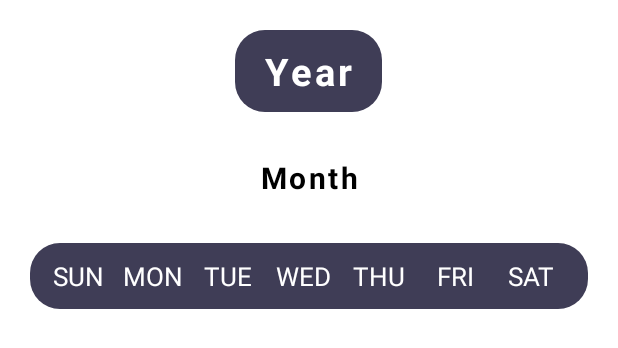
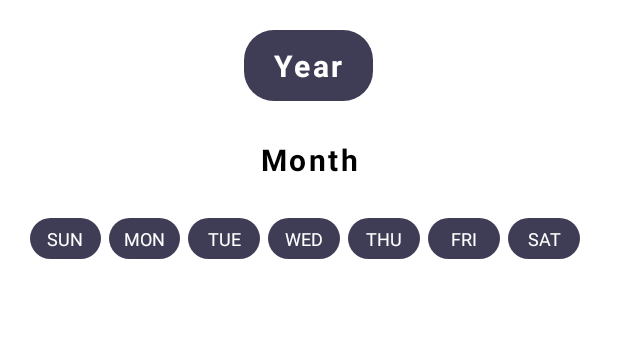
Before and after one commit to 01spidey/Daily-Journal-App, an Android app: the layout fragment_days.xml on its own in the app's theme, with its tools: preview values and no code run, on a phone screen of 412 x 824 dp. Shown: the top 348 px of the screen. Run offline under Robolectric (Android 15) with nearby library versions, the phone set to English and light mode, and no system bars.

Commit message:
The app was completed up to Navigating to Months and days. Has No errors !!

```diff
--- a/app/src/main/java/com/example/journalapp/DaysFragment.kt
+++ b/app/src/main/java/com/example/journalapp/DaysFragment.kt
@@ -44,6 +44,7 @@ class DaysFragment : Fragment(), CalendarAdapter.OnItemListener {
 
     override fun onViewCreated(view: View, savedInstanceState: Bundle?) {
         super.onViewCreated(view, savedInstanceState)
+
         view.findViewById<TextView>(R.id.month_name).text = month
         view.findViewById<TextView>(R.id.year_name).text = year
         calendarRecyclerView = view.findViewById(R.id.calRecyclerView)
--- a/app/src/main/res/layout/calendar_cell.xml
+++ b/app/src/main/res/layout/calendar_cell.xml
@@ -27,7 +27,7 @@
             android:text="1"
             android:layout_gravity="center"
             android:textColor="@color/white"
-            android:textSize="13sp"
+            android:textSize="15sp"
             android:textStyle="bold"/>
 
     </LinearLayout>
--- a/app/src/main/res/layout/fragment_days.xml
+++ b/app/src/main/res/layout/fragment_days.xml
@@ -3,128 +3,157 @@
     xmlns:tools="http://schemas.android.com/tools"
     android:layout_width="match_parent"
     android:layout_height="match_parent"
-    tools:context=".DaysFragment"
+    android:background="@android:color/transparent"
     android:orientation="vertical"
     android:padding="20dp"
-    android:background="@android:color/transparent">
+    tools:context=".DaysFragment">
+
+    <LinearLayout
+        android:id="@+id/layout_1"
+        android:layout_width="match_parent"
+        android:layout_height="match_parent"
+        android:orientation="vertical">
 
         <TextView
             android:id="@+id/year_name"
             android:layout_width="wrap_content"
             android:layout_height="wrap_content"
-        android:text= "Year"
             android:layout_gravity="center"
-        android:textSize="25sp"
-        android:textStyle="bold"
+            android:background="@drawable/rect_card_blue_fill"
             android:letterSpacing=".08"
             android:paddingStart="20dp"
+            android:paddingTop="10dp"
             android:paddingEnd="20dp"
-        android:paddingTop="10dp"
             android:paddingBottom="10dp"
+            android:text="Year"
             android:textColor="@color/white"
-        android:background="@drawable/rect_card_blue_fill"/>
+            android:textSize="20sp"
+            android:textStyle="bold" />
 
         <TextView
             android:id="@+id/month_name"
             android:layout_width="match_parent"
             android:layout_height="wrap_content"
-        android:text= "Month"
+            android:layout_gravity="center"
+            android:layout_marginStart="40dp"
             android:layout_marginTop="20dp"
-        android:layout_marginStart="30dp"
-        android:layout_marginEnd="30dp"
-        android:layout_gravity="center"
+            android:layout_marginEnd="40dp"
+            android:background="@drawable/rect_card_white_fill"
+            android:gravity="center"
             android:letterSpacing=".08"
-        android:gravity="center"
+            android:paddingTop="5dp"
+            android:paddingBottom="5dp"
+            android:text="Month"
+            android:textColor="@color/black"
             android:textSize="20sp"
-        android:paddingTop="10dp"
-        android:paddingBottom="10dp"
-        android:textColor="@color/black"
-        android:textStyle="bold"
-        android:background="@drawable/rect_card_white_fill"/>
+            android:textStyle="bold" />
 
         <LinearLayout
             android:layout_width="match_parent"
             android:layout_height="wrap_content"
-        android:padding="10dp"
-        android:layout_marginTop="20dp"
-        android:background="@drawable/rect_card_blue_fill">
+            android:layout_marginTop="20dp">
 
             <TextView
                 android:layout_width="0dp"
                 android:layout_height="match_parent"
+                android:layout_marginEnd="5dp"
+                android:layout_weight="1"
                 android:text="SUN"
                 android:textAlignment="center"
-            android:layout_marginEnd="5dp"
                 android:textColor="@color/white"
-            android:textSize="17sp"
-            android:layout_weight="1"/>
+                android:textSize="12sp"
+                android:paddingTop="5dp"
+                android:paddingBottom="5dp"
+                android:background="@drawable/rect_card_blue_fill"/>
 
             <TextView
                 android:layout_width="0dp"
                 android:layout_height="match_parent"
+                android:layout_marginEnd="5dp"
+                android:layout_weight="1"
                 android:text="MON"
                 android:textAlignment="center"
-            android:layout_marginEnd="5dp"
                 android:textColor="@color/white"
-            android:textSize="17sp"
-            android:layout_weight="1"/>
+                android:textSize="12sp"
+                android:paddingTop="5dp"
+                android:paddingBottom="5dp"
+                android:background="@drawable/rect_card_blue_fill"/>
 
             <TextView
                 android:layout_width="0dp"
                 android:layout_height="match_parent"
+                android:layout_marginEnd="5dp"
+                android:layout_weight="1"
                 android:text="TUE"
                 android:textAlignment="center"
-            android:layout_marginEnd="5dp"
                 android:textColor="@color/white"
-            android:textSize="17sp"
-            android:layout_weight="1"/>
+                android:textSize="12sp"
+                android:paddingTop="5dp"
+                android:paddingBottom="5dp"
+                android:background="@drawable/rect_card_blue_fill"/>
 
             <TextView
                 android:layout_width="0dp"
                 android:layout_height="match_parent"
+                android:layout_marginEnd="5dp"
+                android:layout_weight="1"
                 android:text="WED"
                 android:textAlignment="center"
-            android:layout_marginEnd="5dp"
                 android:textColor="@color/white"
-            android:textSize="17sp"
-            android:layout_weight="1"/>
+                android:textSize="12sp"
+                android:paddingTop="5dp"
+                android:paddingBottom="5dp"
+                android:background="@drawable/rect_card_blue_fill"/>
 
             <TextView
                 android:layout_width="0dp"
                 android:layout_height="match_parent"
+                android:layout_marginEnd="5dp"
+                android:layout_weight="1"
                 android:text="THU"
                 android:textAlignment="center"
-            android:layout_marginEnd="5dp"
                 android:textColor="@color/white"
-            android:textSize="17sp"
-            android:layout_weight="1"/>
+                android:textSize="12sp"
+                android:paddingTop="5dp"
+                android:paddingBottom="5dp"
+                android:background="@drawable/rect_card_blue_fill"/>
 
             <TextView
                 android:layout_width="0dp"
                 android:layout_height="match_parent"
+                android:layout_marginEnd="5dp"
+                android:layout_weight="1"
                 android:text="FRI"
                 android:textAlignment="center"
-            android:layout_marginEnd="5dp"
                 android:textColor="@color/white"
-            android:textSize="17sp"
-            android:layout_weight="1"/>
+                android:textSize="12sp"
+                android:paddingTop="5dp"
+                android:paddingBottom="5dp"
+                android:background="@drawable/rect_card_blue_fill"/>
 
             <TextView
                 android:layout_width="0dp"
                 android:layout_height="match_parent"
+                android:layout_marginEnd="5dp"
+                android:layout_weight="1"
                 android:text="SAT"
                 android:textAlignment="center"
-            android:layout_marginEnd="5dp"
                 android:textColor="@color/white"
-            android:textSize="17sp"
-            android:layout_weight="1"/>
+                android:textSize="12sp"
+                android:paddingTop="5dp"
+                android:paddingBottom="5dp"
+                android:background="@drawable/rect_card_blue_fill"/>
 
         </LinearLayout>
+
 
         <androidx.recyclerview.widget.RecyclerView
             android:id="@+id/calRecyclerView"
             android:layout_width="match_parent"
-        android:layout_height="match_parent"
-        android:layout_marginTop="10dp"/>
+            android:layout_height="450dp"/>
+
 
     </LinearLayout>
+
+
+</LinearLayout>
```
Lines whose indentation alone changed are shown as unchanged.
